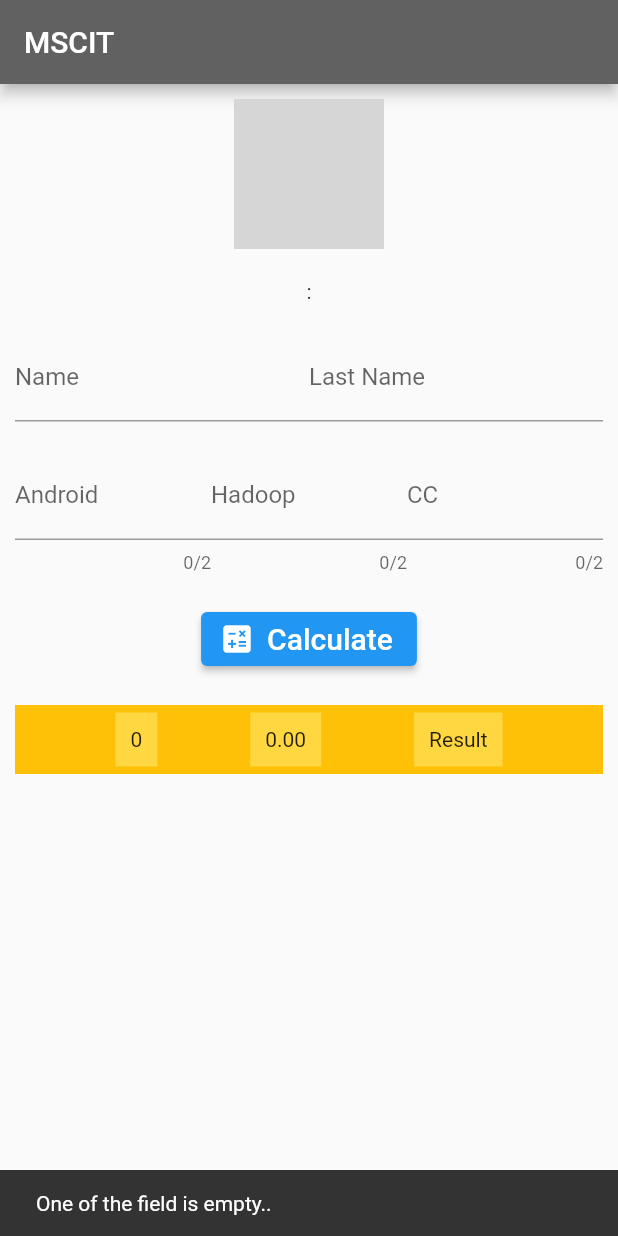
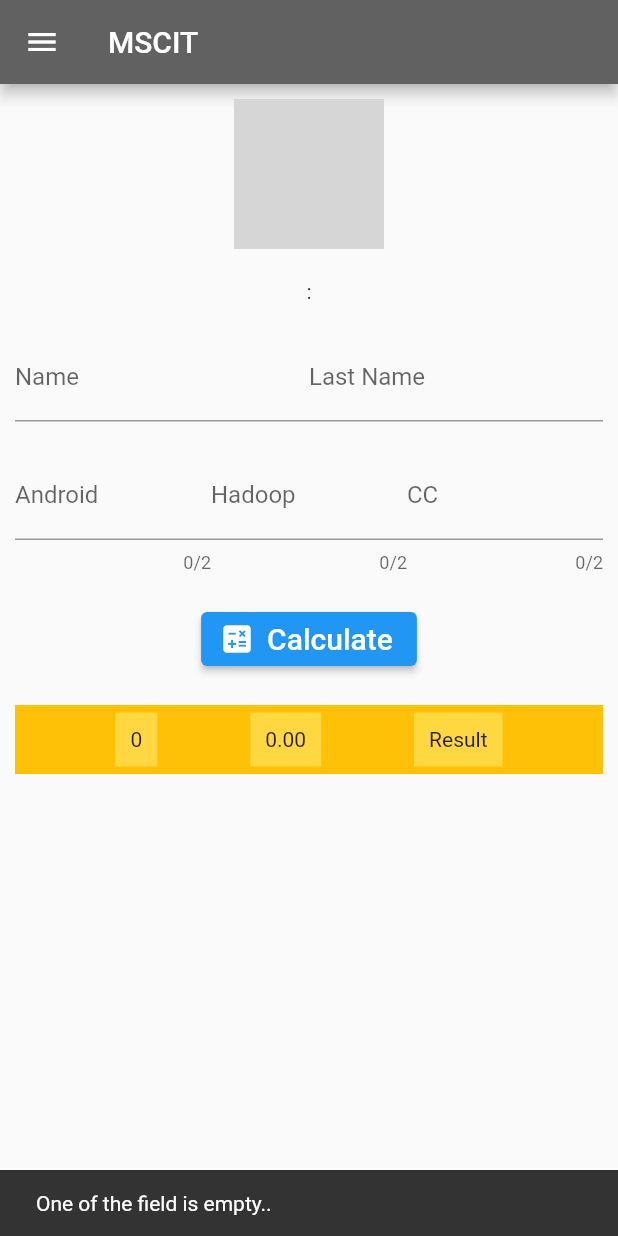
Before and after one commit to hardikchavda/fluttermarksheet, a Flutter app: the MarkSheet screen opened directly, after a tap on "Calculate", on a phone screen of 412 x 824 dp. Run offline on Flutter 3.47's test engine with Material 2 defaults, Android fonts, the phone set to English and light mode, and no system bars; network calls fail; grey boxes are pictures that could not be loaded.

Commit message:
Navigation Drawer Updated

```diff
--- a/lib/marksheet.dart
+++ b/lib/marksheet.dart
@@ -1,8 +1,10 @@
 import 'package:flutter/material.dart';
 import 'package:flutter/services.dart';
+import 'package:myapp/navigatiodrawer.dart';
 
 class MarkSheet extends StatefulWidget {
   const MarkSheet({Key? key}) : super(key: key);
+  static const String routeName = 'MarkSheet';
 
   @override
   State<MarkSheet> createState() => _MarkSheetState();
@@ -56,6 +58,7 @@ class _MarkSheetState extends State<MarkSheet> {
           title: const Text("MSCIT"),
           backgroundColor: Colors.grey[700],
         ),
+        drawer: const navigationdrawer(),
         body: Column(
           children: [
             Container(
--- /dev/null
+++ b/lib/navigatiodrawer.dart
@@ -0,0 +1,87 @@
+import 'package:flutter/material.dart';
+import 'package:myapp/pageroutes.dart';
+
+// ignore: camel_case_types
+class navigationdrawer extends StatefulWidget {
+  const navigationdrawer({Key? key}) : super(key: key);
+
+  @override
+  State<navigationdrawer> createState() => _navigationdrawerState();
+}
+
+// ignore: camel_case_types
+class _navigationdrawerState extends State<navigationdrawer> {
+  @override
+  Widget build(BuildContext context) {
+    return Drawer(
+      child: ListView(
+        padding: EdgeInsets.zero,
+        children: <Widget>[
+          createDrawerHeader(),
+          createDrawerBodyItem(
+            icon: Icons.home,
+            text: 'Home',
+            onTap: () =>
+                Navigator.pushReplacementNamed(context, pageroutes.home),
+          ),
+          createDrawerBodyItem(
+            icon: Icons.account_circle,
+            text: 'MarkSheet',
+            onTap: () =>
+                Navigator.pushReplacementNamed(context, pageroutes.marksheet),
+          ),
+          createDrawerBodyItem(icon: Icons.event_note, text: 'Events'),
+          const Divider(),
+          createDrawerBodyItem(
+              icon: Icons.notifications_active, text: 'Notifications'),
+          createDrawerBodyItem(icon: Icons.contact_phone, text: 'Contact Info'),
+          const ListTile(
+            title: Text('App version 1.0.0'),
+          ),
+          createDrawerBodyItem(
+            icon: Icons.account_circle,
+            text: 'Profile',
+            onTap: () =>
+                Navigator.pushReplacementNamed(context, pageroutes.marksheet),
+          ),
+        ],
+      ),
+    );
+  }
+
+  Widget createDrawerHeader() {
+    return DrawerHeader(
+        margin: EdgeInsets.zero,
+        padding: EdgeInsets.zero,
+        decoration: const BoxDecoration(
+            image: DecorationImage(
+                fit: BoxFit.fill,
+                image: NetworkImage('https://picsum.photos/200/300'))),
+        child: Stack(children: const <Widget>[
+          Positioned(
+              bottom: 12.0,
+              left: 16.0,
+              child: Text("Welcome to Flutter",
+                  style: TextStyle(
+                      color: Colors.white,
+                      fontSize: 20.0,
+                      fontWeight: FontWeight.w500))),
+        ]));
+  }
+
+  Widget createDrawerBodyItem(
+      {IconData? icon, String? text, GestureTapCallback? onTap}) {
+    return ListTile(
+      title: Row(
+        children: <Widget>[
+          Icon(icon),
+          Padding(
+            padding: const EdgeInsets.only(left: 8.0),
+            child: Text(text!),
+          )
+        ],
+      ),
+      onTap: onTap,
+    );
+  }
+}
--- /dev/null
+++ b/lib/pageroutes.dart
@@ -0,0 +1,11 @@
+import 'package:myapp/home.dart';
+import 'package:myapp/marksheet.dart';
+
+// ignore: camel_case_types
+class pageroutes {
+  static const String home = HomeApp.routeName;
+  static const String marksheet = MarkSheet.routeName;
+  // static const String event = eventPage.routeName;
+  // static const String profile = profilePage.routeName;
+  // static const String notification = notificationPage.routeName;
+}
```
